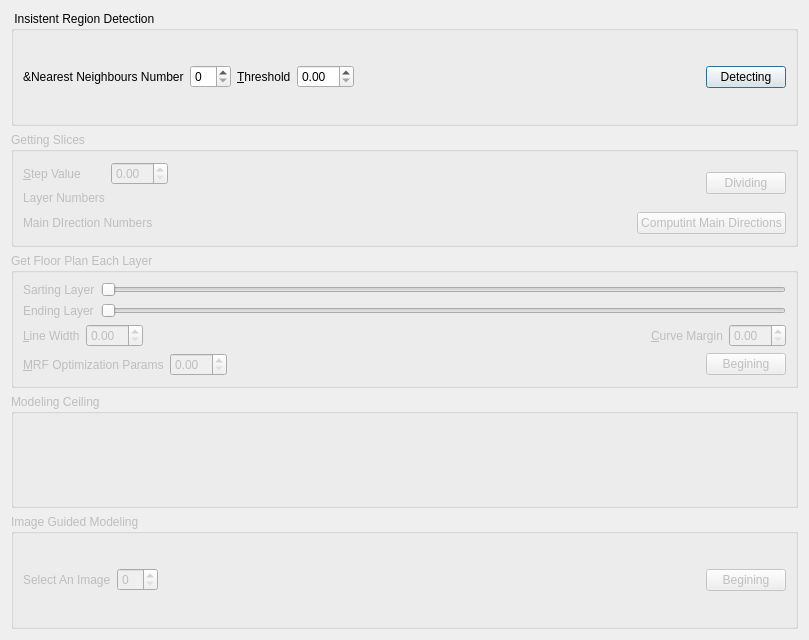
swayfreeda/IGITBuildingReconstruction, file FloorPlan.ui: the form before one commit.
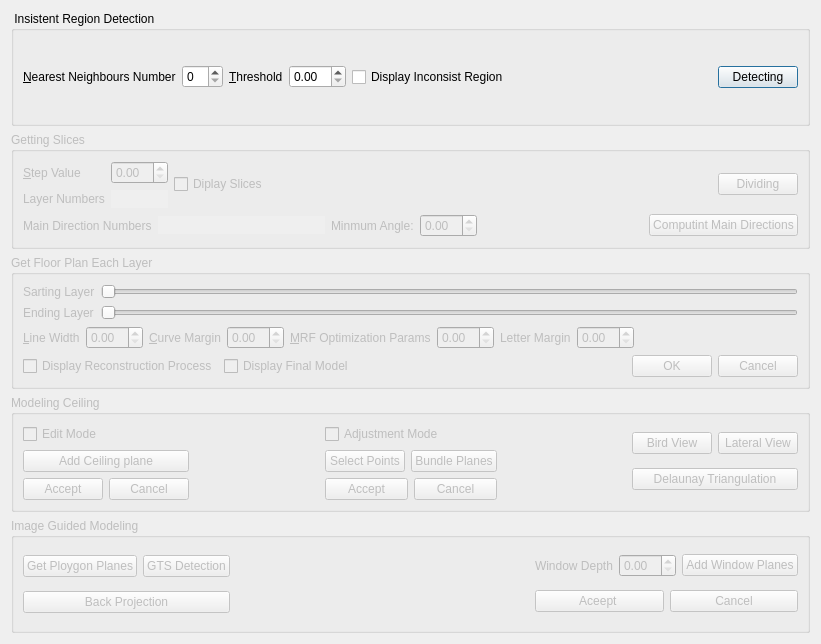
The form after the commit.

What changed in the file:
```diff
--- a/FloorPlan.ui
+++ b/FloorPlan.ui
@@ -6,12 +6,12 @@
    <rect>
     <x>0</x>
     <y>0</y>
-    <width>809</width>
-    <height>640</height>
+    <width>821</width>
+    <height>644</height>
    </rect>
   </property>
   <property name="windowTitle">
-   <string>Floor Plan Reconstruction</string>
+   <string>FloorPlan Reconstruction</string>
   </property>
   <layout class="QVBoxLayout" name="verticalLayout_3">
    <item>
@@ -27,6 +27,9 @@
           <property name="text">
            <string>&amp;Nearest Neighbours Number</string>
           </property>
+          <property name="buddy">
+           <cstring>spinBox_knn</cstring>
+          </property>
          </widget>
         </item>
         <item>
@@ -45,6 +48,13 @@
         <item>
          <widget class="QDoubleSpinBox" name="doubleSpinBox_threshold"/>
         </item>
+        <item>
+         <widget class="QCheckBox" name="checkBox_dispInconsist">
+          <property name="text">
+           <string>Display Inconsist Region</string>
+          </property>
+         </widget>
+        </item>
         <item>
          <spacer name="horizontalSpacer_6">
           <property name="orientation">
@@ -84,10 +94,17 @@
         <item>
          <layout class="QGridLayout" name="gridLayout_2">
           <item row="0" column="1">
-           <widget class="QDoubleSpinBox" name="doubleSpinBox_stepValue"/>
+           <widget class="QDoubleSpinBox" name="doubleSpinBox_stepValue">
+            <property name="enabled">
+             <bool>false</bool>
+            </property>
+           </widget>
           </item>
           <item row="0" column="0">
            <widget class="QLabel" name="Label_setStepValue">
+            <property name="enabled">
+             <bool>false</bool>
+            </property>
             <property name="text">
              <string>&amp;Step Value</string>
             </property>
@@ -105,6 +122,19 @@
           </item>
           <item row="1" column="1">
            <widget class="QLabel" name="label_displayLayerNumber">
+            <property name="enabled">
+             <bool>false</bool>
+            </property>
+            <property name="font">
+             <font>
+              <pointsize>12</pointsize>
+              <weight>75</weight>
+              <bold>true</bold>
+             </font>
+            </property>
+            <property name="autoFillBackground">
+             <bool>true</bool>
+            </property>
             <property name="text">
              <string/>
             </property>
@@ -112,6 +142,13 @@
           </item>
          </layout>
         </item>
+        <item>
+         <widget class="QCheckBox" name="checkBox_dispSices">
+          <property name="text">
+           <string>Diplay Slices</string>
+          </property>
+         </widget>
+        </item>
         <item>
          <spacer name="horizontalSpacer">
           <property name="orientation">
@@ -127,6 +164,9 @@
         </item>
         <item>
          <widget class="QPushButton" name="pushButton_divide_slices">
+          <property name="enabled">
+           <bool>false</bool>
+          </property>
           <property name="text">
            <string>Dividing</string>
           </property>
@@ -137,22 +177,51 @@
       <item>
        <layout class="QHBoxLayout" name="horizontalLayout">
         <item>
-         <widget class="QLabel" name="label">
+         <widget class="QLabel" name="label_mainDirecionNum">
           <property name="enabled">
            <bool>false</bool>
           </property>
           <property name="text">
-           <string>Main DIrection Numbers</string>
+           <string>Main Direction Numbers</string>
           </property>
          </widget>
         </item>
         <item>
-         <widget class="QLabel" name="label_MainDirectionNumbers">
+         <widget class="QLabel" name="label_dispMainDirectionNumbers">
+          <property name="sizePolicy">
+           <sizepolicy hsizetype="Expanding" vsizetype="Fixed">
+            <horstretch>0</horstretch>
+            <verstretch>0</verstretch>
+           </sizepolicy>
+          </property>
+          <property name="font">
+           <font>
+            <pointsize>12</pointsize>
+            <weight>75</weight>
+            <bold>true</bold>
+           </font>
+          </property>
+          <property name="autoFillBackground">
+           <bool>true</bool>
+          </property>
+          <property name="frameShadow">
+           <enum>QFrame::Sunken</enum>
+          </property>
           <property name="text">
            <string/>
           </property>
          </widget>
         </item>
+        <item>
+         <widget class="QLabel" name="label_minmum_angle">
+          <property name="text">
+           <string>Minmum Angle:</string>
+          </property>
+         </widget>
+        </item>
+        <item>
+         <widget class="QDoubleSpinBox" name="doubleSpinBox_minAngle"/>
+        </item>
         <item>
          <spacer name="horizontalSpacer_5">
           <property name="orientation">
@@ -206,7 +275,7 @@
          </widget>
         </item>
         <item row="0" column="1">
-         <widget class="QSlider" name="horizontalSlider">
+         <widget class="QSlider" name="horizontalSlider_Slayer">
           <property name="orientation">
            <enum>Qt::Horizontal</enum>
           </property>
@@ -220,7 +289,7 @@
          </widget>
         </item>
         <item row="1" column="1">
-         <widget class="QSlider" name="horizontalSlider_2">
+         <widget class="QSlider" name="horizontalSlider_Elayer">
           <property name="orientation">
            <enum>Qt::Horizontal</enum>
           </property>
@@ -243,19 +312,6 @@
         <item>
          <widget class="QDoubleSpinBox" name="doubleSpinBox_lineWidth"/>
         </item>
-        <item>
-         <spacer name="horizontalSpacer_4">
-          <property name="orientation">
-           <enum>Qt::Horizontal</enum>
-          </property>
-          <property name="sizeHint" stdset="0">
-           <size>
-            <width>40</width>
-            <height>20</height>
-           </size>
-          </property>
-         </spacer>
-        </item>
         <item>
          <widget class="QLabel" name="Label_setStepValue_3">
           <property name="text">
@@ -269,10 +325,6 @@
         <item>
          <widget class="QDoubleSpinBox" name="doubleSpinBox_curveMargin"/>
         </item>
-       </layout>
-      </item>
-      <item>
-       <layout class="QHBoxLayout" name="horizontalLayout_2">
         <item>
          <widget class="QLabel" name="Label_setMRFValue">
           <property name="text">
@@ -287,6 +339,47 @@
          <widget class="QDoubleSpinBox" name="doubleSpinBox_MRFLambda"/>
         </item>
         <item>
+         <widget class="QLabel" name="label">
+          <property name="text">
+           <string>Letter Margin</string>
+          </property>
+         </widget>
+        </item>
+        <item>
+         <widget class="QDoubleSpinBox" name="doubleSpinBox_letterMargin"/>
+        </item>
+        <item>
+         <spacer name="horizontalSpacer_4">
+          <property name="orientation">
+           <enum>Qt::Horizontal</enum>
+          </property>
+          <property name="sizeHint" stdset="0">
+           <size>
+            <width>40</width>
+            <height>20</height>
+           </size>
+          </property>
+         </spacer>
+        </item>
+       </layout>
+      </item>
+      <item>
+       <layout class="QHBoxLayout" name="horizontalLayout_2">
+        <item>
+         <widget class="QCheckBox" name="checkBox_dispProcess">
+          <property name="text">
+           <string>Display Reconstruction Process</string>
+          </property>
+         </widget>
+        </item>
+        <item>
+         <widget class="QCheckBox" name="checkBox_dispModel">
+          <property name="text">
+           <string>Display Final Model</string>
+          </property>
+         </widget>
+        </item>
+        <item>
          <spacer name="horizontalSpacer_2">
           <property name="orientation">
            <enum>Qt::Horizontal</enum>
@@ -300,9 +393,16 @@
          </spacer>
         </item>
         <item>
-         <widget class="QPushButton" name="pushButton_2">
+         <widget class="QPushButton" name="pushButton_floorplanRec">
           <property name="text">
-           <string>Begining</string>
+           <string>OK</string>
+          </property>
+         </widget>
+        </item>
+        <item>
+         <widget class="QPushButton" name="pushButton">
+          <property name="text">
+           <string>Cancel</string>
           </property>
          </widget>
         </item>
@@ -328,6 +428,146 @@
      <property name="checked">
       <bool>false</bool>
      </property>
+     <layout class="QHBoxLayout" name="horizontalLayout_16">
+      <item>
+       <layout class="QVBoxLayout" name="verticalLayout_4">
+        <item>
+         <widget class="QCheckBox" name="checkBox_edit_mode">
+          <property name="text">
+           <string>Edit Mode</string>
+          </property>
+         </widget>
+        </item>
+        <item>
+         <widget class="QPushButton" name="pushButton_addCeilingPlane">
+          <property name="text">
+           <string>Add Ceiling plane</string>
+          </property>
+         </widget>
+        </item>
+        <item>
+         <layout class="QHBoxLayout" name="horizontalLayout_9">
+          <item>
+           <widget class="QPushButton" name="pushButton_acceptFloorPlygon">
+            <property name="text">
+             <string>Accept</string>
+            </property>
+           </widget>
+          </item>
+          <item>
+           <widget class="QPushButton" name="pushButton_cancelFloorPolygon">
+            <property name="text">
+             <string>Cancel</string>
+            </property>
+           </widget>
+          </item>
+         </layout>
+        </item>
+       </layout>
+      </item>
+      <item>
+       <spacer name="horizontalSpacer_3">
+        <property name="orientation">
+         <enum>Qt::Horizontal</enum>
+        </property>
+        <property name="sizeHint" stdset="0">
+         <size>
+          <width>71</width>
+          <height>20</height>
+         </size>
+        </property>
+       </spacer>
+      </item>
+      <item>
+       <layout class="QVBoxLayout" name="verticalLayout_6">
+        <item>
+         <widget class="QCheckBox" name="checkBox_adjustment_mode">
+          <property name="text">
+           <string>Adjustment Mode</string>
+          </property>
+         </widget>
+        </item>
+        <item>
+         <layout class="QHBoxLayout" name="horizontalLayout_15">
+          <item>
+           <widget class="QPushButton" name="pushButton_selecPointsOnEditPlane">
+            <property name="text">
+             <string>Select Points</string>
+            </property>
+           </widget>
+          </item>
+          <item>
+           <widget class="QPushButton" name="pushButton_bundleVertices">
+            <property name="text">
+             <string>Bundle Planes</string>
+            </property>
+           </widget>
+          </item>
+         </layout>
+        </item>
+        <item>
+         <layout class="QHBoxLayout" name="horizontalLayout_10">
+          <item>
+           <widget class="QPushButton" name="pushButton_accetpAdjusment">
+            <property name="text">
+             <string>Accept</string>
+            </property>
+           </widget>
+          </item>
+          <item>
+           <widget class="QPushButton" name="pushButton_cancelAdjustment">
+            <property name="text">
+             <string>Cancel</string>
+            </property>
+           </widget>
+          </item>
+         </layout>
+        </item>
+       </layout>
+      </item>
+      <item>
+       <spacer name="horizontalSpacer_7">
+        <property name="orientation">
+         <enum>Qt::Horizontal</enum>
+        </property>
+        <property name="sizeHint" stdset="0">
+         <size>
+          <width>70</width>
+          <height>20</height>
+         </size>
+        </property>
+       </spacer>
+      </item>
+      <item>
+       <layout class="QVBoxLayout" name="verticalLayout_5">
+        <item>
+         <layout class="QHBoxLayout" name="horizontalLayout_14">
+          <item>
+           <widget class="QPushButton" name="pushButton_birdView">
+            <property name="text">
+             <string>Bird View</string>
+            </property>
+           </widget>
+          </item>
+          <item>
+           <widget class="QPushButton" name="pushButton_lateralView">
+            <property name="text">
+             <string>Lateral View</string>
+            </property>
+           </widget>
+          </item>
+         </layout>
+        </item>
+        <item>
+         <widget class="QPushButton" name="pushButton_DTsOnEditPlane">
+          <property name="text">
+           <string>Delaunay Triangulation</string>
+          </property>
+         </widget>
+        </item>
+       </layout>
+      </item>
+     </layout>
     </widget>
    </item>
    <item>
@@ -344,41 +584,105 @@
      <property name="checked">
       <bool>false</bool>
      </property>
-     <layout class="QHBoxLayout" name="horizontalLayout_6">
+     <layout class="QHBoxLayout" name="horizontalLayout_13">
       <item>
-       <layout class="QHBoxLayout" name="horizontalLayout_3">
+       <layout class="QVBoxLayout" name="verticalLayout_7">
         <item>
-         <widget class="QLabel" name="label_setImageNumber">
+         <layout class="QHBoxLayout" name="horizontalLayout_3">
+          <item>
+           <widget class="QPushButton" name="pushButton_PolygonPlanes">
+            <property name="autoFillBackground">
+             <bool>true</bool>
+            </property>
+            <property name="text">
+             <string>Get Ploygon Planes</string>
+            </property>
+           </widget>
+          </item>
+          <item>
+           <widget class="QPushButton" name="pushButton_beginGTSDetection_">
+            <property name="autoFillBackground">
+             <bool>true</bool>
+            </property>
+            <property name="text">
+             <string>GTS Detection</string>
+            </property>
+           </widget>
+          </item>
+         </layout>
+        </item>
+        <item>
+         <widget class="QPushButton" name="pushButton_backprojection">
+          <property name="autoFillBackground">
+           <bool>true</bool>
+          </property>
           <property name="text">
-           <string>Select An Image</string>
+           <string>Back Projection</string>
           </property>
-          <property name="buddy">
-           <cstring>spinBox_imageID</cstring>
-          </property>
          </widget>
         </item>
+       </layout>
+      </item>
+      <item>
+       <spacer name="horizontalSpacer_8">
+        <property name="orientation">
+         <enum>Qt::Horizontal</enum>
+        </property>
+        <property name="sizeHint" stdset="0">
+         <size>
+          <width>154</width>
+          <height>20</height>
+         </size>
+        </property>
+       </spacer>
+      </item>
+      <item>
+       <layout class="QVBoxLayout" name="verticalLayout_8">
         <item>
-         <widget class="QSpinBox" name="spinBox_imageID"/>
+         <layout class="QHBoxLayout" name="horizontalLayout_11">
+          <item>
+           <layout class="QHBoxLayout" name="horizontalLayout_6">
+            <item>
+             <widget class="QLabel" name="label_2">
+              <property name="text">
+               <string>Window Depth</string>
+              </property>
+             </widget>
+            </item>
+            <item>
+             <widget class="QDoubleSpinBox" name="doubleSpinBox_windowDepth"/>
+            </item>
+           </layout>
+          </item>
+          <item>
+           <widget class="QPushButton" name="pushButton_addWindowPlanes">
+            <property name="autoFillBackground">
+             <bool>true</bool>
+            </property>
+            <property name="text">
+             <string>Add Window Planes</string>
+            </property>
+           </widget>
+          </item>
+         </layout>
         </item>
         <item>
-         <spacer name="horizontalSpacer_3">
-          <property name="orientation">
-           <enum>Qt::Horizontal</enum>
-          </property>
-          <property name="sizeHint" stdset="0">
-           <size>
-            <width>40</width>
-            <height>20</height>
-           </size>
-          </property>
-         </spacer>
-        </item>
-        <item>
-         <widget class="QPushButton" name="pushButton">
-          <property name="text">
-           <string>Begining</string>
-          </property>
-         </widget>
+         <layout class="QHBoxLayout" name="horizontalLayout_12">
+          <item>
+           <widget class="QPushButton" name="pushButton_accpectWindowPlanes">
+            <property name="text">
+             <string>Aceept </string>
+            </property>
+           </widget>
+          </item>
+          <item>
+           <widget class="QPushButton" name="pushButton_cacelWindowPlanes">
+            <property name="text">
+             <string>Cancel</string>
+            </property>
+           </widget>
+          </item>
+         </layout>
         </item>
        </layout>
       </item>
```
Left out of the diff: 7 changed lines with no effect on the pictures.
